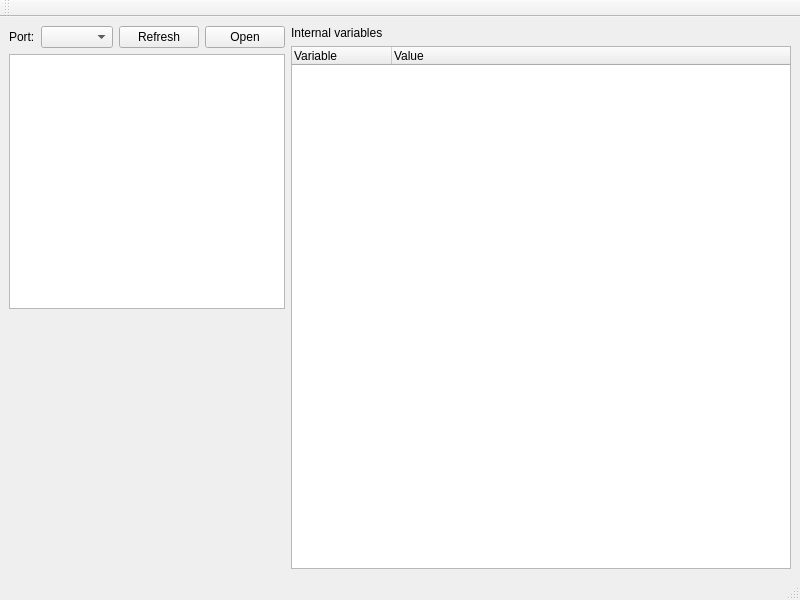
Above: mainwindow.ui from BerZerKku/CPP_PIgPC before the change. Below: the same form after it.
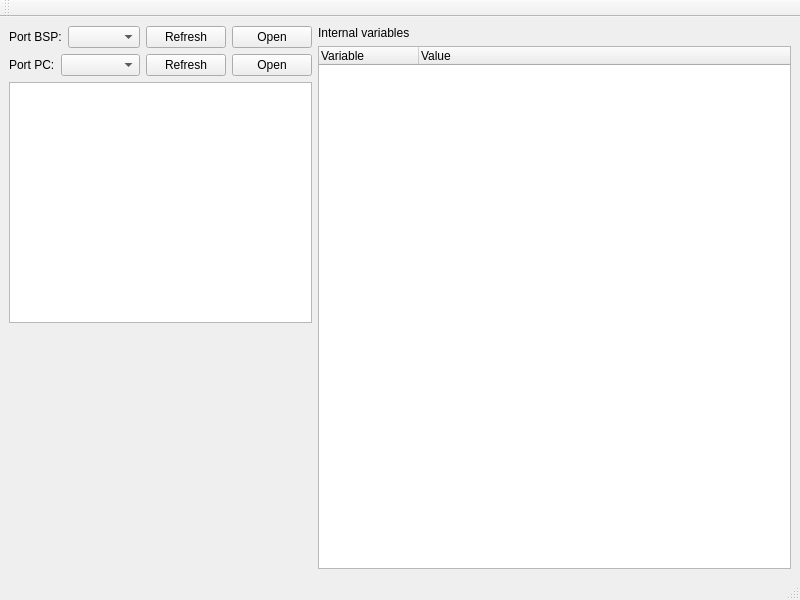
That is the form after the change. Custom widgets are drawn as their Qt base class.

Patch:
```diff
--- a/mainwindow.ui
+++ b/mainwindow.ui
@@ -34,7 +34,7 @@
            </sizepolicy>
           </property>
           <property name="text">
-           <string>Port:</string>
+           <string>Port BSP:</string>
           </property>
          </widget>
         </item>
@@ -56,7 +56,42 @@
          </widget>
         </item>
         <item>
-         <widget class="QPushButton" name="pbPort">
+         <widget class="QPushButton" name="pbPortBsp">
+          <property name="text">
+           <string>Open</string>
+          </property>
+         </widget>
+        </item>
+       </layout>
+      </item>
+      <item>
+       <layout class="QHBoxLayout" name="horizontalLayout_3">
+        <item>
+         <widget class="QLabel" name="lPortPc">
+          <property name="text">
+           <string>Port PC:</string>
+          </property>
+         </widget>
+        </item>
+        <item>
+         <widget class="QComboBox" name="cmbPortPc">
+          <property name="sizePolicy">
+           <sizepolicy hsizetype="Preferred" vsizetype="Fixed">
+            <horstretch>1</horstretch>
+            <verstretch>0</verstretch>
+           </sizepolicy>
+          </property>
+         </widget>
+        </item>
+        <item>
+         <widget class="QPushButton" name="pbRefreshPc">
+          <property name="text">
+           <string>Refresh</string>
+          </property>
+         </widget>
+        </item>
+        <item>
+         <widget class="QPushButton" name="pbPortPc">
           <property name="text">
            <string>Open</string>
           </property>
```
Left out of the diff: 8 changed lines with no effect on the pictures.
